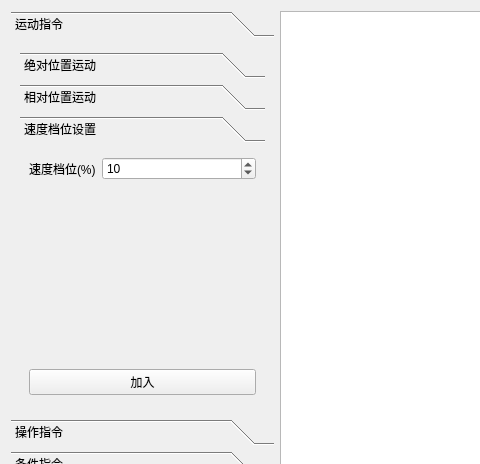
Above: src/form.ui from eeyoo/step-servo-tuner before the change; both pictures show x 0 to 480 and y 0 to 464 of the 816 by 552 pixel window. Below: the same form after it.
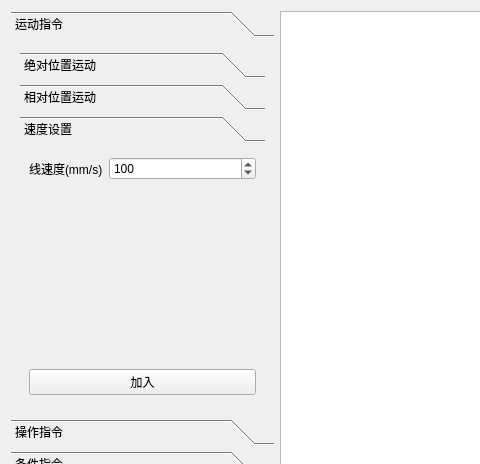
That is the form after the change. The open tabs and pages were chosen to show the change.

Commit message:
速度设置指令
用户速度档位输入更改为线速度输入

Diff of the .ui file:
```diff
--- a/src/form.ui
+++ b/src/form.ui
@@ -160,12 +160,12 @@
            <rect>
             <x>0</x>
             <y>0</y>
-            <width>138</width>
-            <height>75</height>
+            <width>246</width>
+            <height>308</height>
            </rect>
           </property>
           <attribute name="label">
-           <string>速度档位设置</string>
+           <string>速度设置</string>
           </attribute>
           <layout class="QVBoxLayout" name="verticalLayout_3">
            <item>
@@ -173,7 +173,7 @@
              <item>
               <widget class="QLabel" name="label_2">
                <property name="text">
-                <string>速度档位(%)</string>
+                <string>线速度(mm/s)</string>
                </property>
               </widget>
              </item>
@@ -183,10 +183,10 @@
                 <number>0</number>
                </property>
                <property name="maximum">
-                <number>100</number>
+                <number>100000</number>
                </property>
                <property name="value">
-                <number>10</number>
+                <number>100</number>
                </property>
               </widget>
              </item>
```
Left out of the diff: 19 changed lines with no effect on the pictures. The commit also changes 6 other files.
